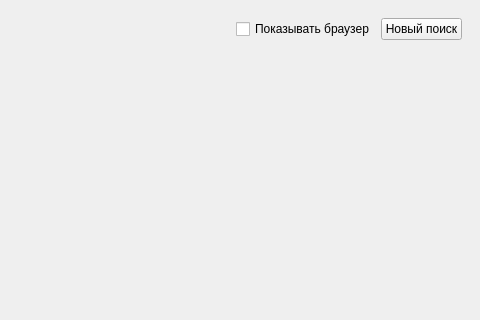
medvedevD/spothound-desktop, file src/gui/mainwindow.ui: the form before one commit; both pictures show x 527 to 1007 and y 0 to 320 of the 1007 by 791 pixel window.
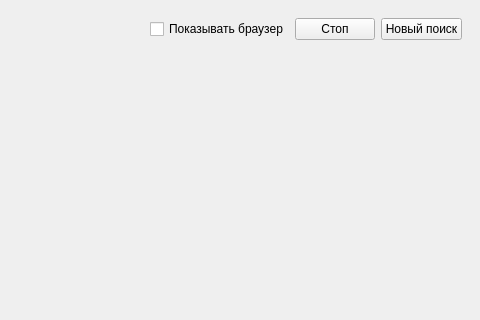
The form after the commit. Icons and pictures are not drawn. Custom widgets are drawn as their Qt base class.

Commit message: feat: add Stop button and cancel scraping without leak (F2)

```diff
--- a/src/gui/mainwindow.ui
+++ b/src/gui/mainwindow.ui
@@ -292,6 +292,13 @@
             </property>
            </widget>
           </item>
+          <item>
+           <widget class="QPushButton" name="btnStop">
+            <property name="text">
+             <string>Стоп</string>
+            </property>
+           </widget>
+          </item>
           <item>
            <widget class="QPushButton" name="btnNewSearch">
             <property name="text">
```
The commit also changes 5 other files.
